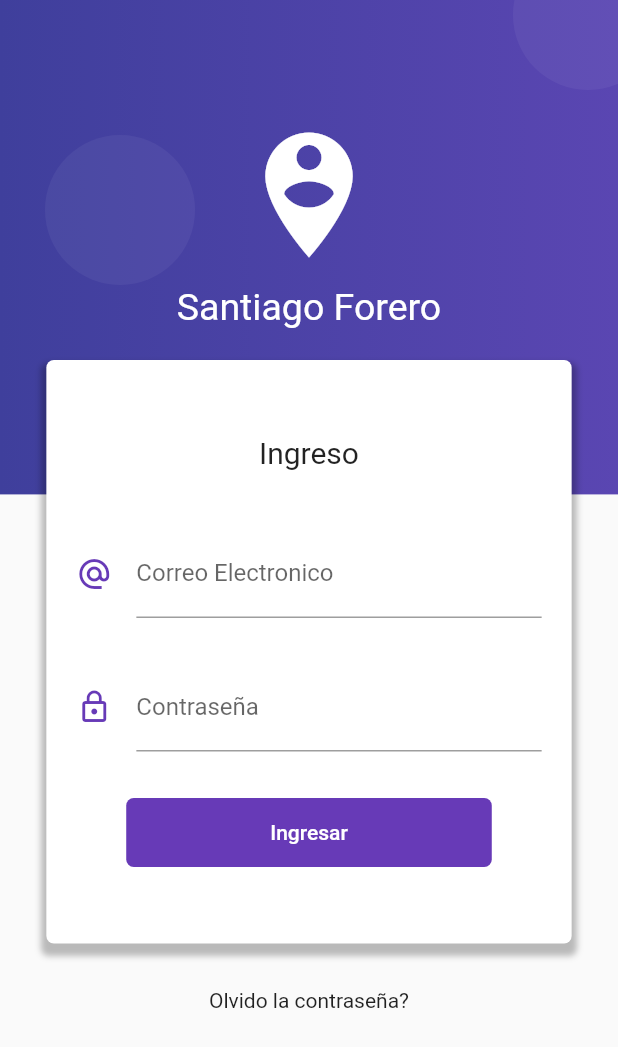
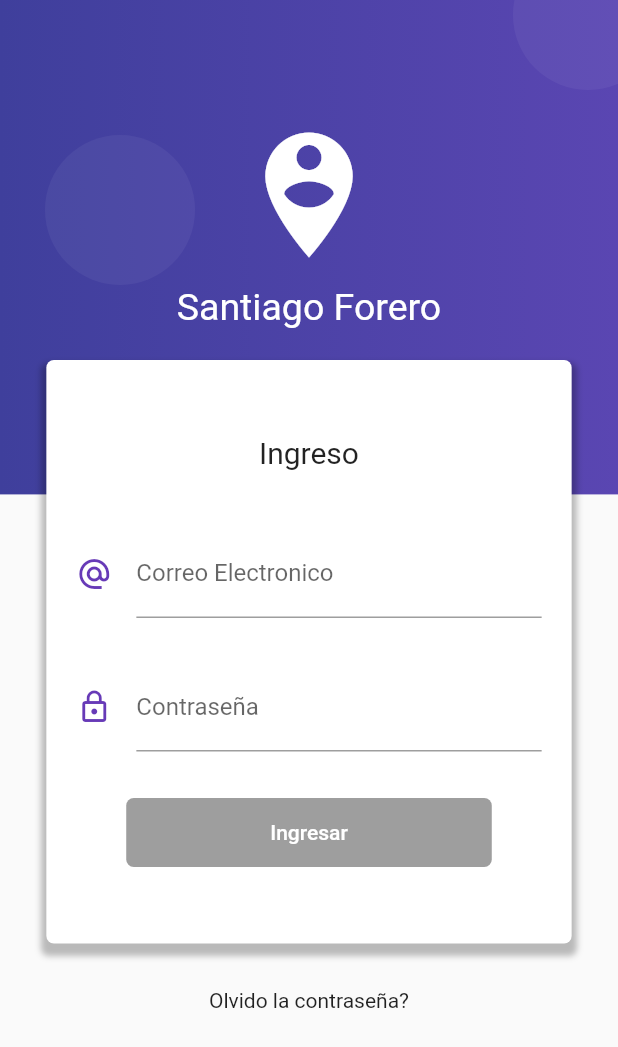
Before and after one commit to dasafodev/flutter-course, a Flutter app: the screen it shows after launch, on a phone screen of 412 x 824 dp. Shown: the top 1047 px of the screen. Run offline on Flutter 3.47's test engine with Material 2 defaults, Android fonts, the phone set to English and light mode, and no system bars; our stand-ins replace flutter_map, flutter_swiper, latlong, rxdart, shared_preferences, sqflite; missing offline and left inert: barcode_scan; accounts and stored records are empty.

Commit message:
form_validation finished | Section 12 (CRUD) started

```diff
--- a/form_validation/lib/src/bloc/login_bloc.dart
+++ b/form_validation/lib/src/bloc/login_bloc.dart
@@ -1,20 +1,38 @@
 import 'dart:async';
 
 import 'package:form_validation/src/bloc/validators.dart';
+import 'package:rxdart/rxdart.dart';
 
 class LoginBloc with Validators{
 
-  final _emailController = StreamController<String>.broadcast();
-  final _passwordController = StreamController<String>.broadcast();
+  //Si queremos trabajar con Rxdart no podemos usar StreamController, ya que no los reconoce
+  //para eso usamos BehaviorSubject
+  // final _emailController = StreamController<String>.broadcast();
+  // final _passwordController = StreamController<String>.broadcast();
+
+
+  final _emailController = BehaviorSubject<String>();
+  final _passwordController = BehaviorSubject<String>();
+
+
+
 
   //Obtener datos del stream
   Stream<String> get emailStream => _emailController.stream.transform(emailValidator);
   Stream<String> get passwordStream => _passwordController.stream.transform(passwordValidator);
 
+  Stream<bool> get formValidEmail =>
+    Rx.combineLatest2(emailStream, passwordStream, (a, b) => true);
+
 
   //Insertar valores
   Function(String) get changeEmail => _emailController.sink.add;
   Function(String) get changePassword => _passwordController.sink.add;
+
+
+  //Obtener ultimo valor ingresado a los streams
+  String get email => _emailController.value;
+  String get password => _passwordController.value;
 
   dispose(){
     _emailController?.close();
--- a/form_validation/lib/src/bloc/provider.dart
+++ b/form_validation/lib/src/bloc/provider.dart
@@ -4,10 +4,22 @@ import 'login_bloc.dart';
 
 class Provider extends InheritedWidget {
 
+  static Provider _instance;
+
+  factory Provider({Key key, Widget child}){
+
+    if(_instance == null){
+      _instance = new Provider._(key: key , child: child);
+    }
+    return _instance;
+  }
+
   final loginBloc = LoginBloc();
 
-  Provider({Key key, Widget child})
-    :super(key:key,child:child);
+  Provider._({Key key, Widget child})
+      :super(key:key,child:child);
+  // Provider({Key key, Widget child})
+  //   :super(key:key,child:child);
 
   @override
   bool updateShouldNotify(InheritedWidget oldWidget) => true;
--- a/form_validation/lib/src/pages/login_page.dart
+++ b/form_validation/lib/src/pages/login_page.dart
@@ -118,7 +118,7 @@ class LoginPage extends StatelessWidget {
                 SizedBox(
                   height: 30.0,
                 ),
-                _createButton(),
+                _createButton(bloc),
               ],
             ),
           ),
@@ -148,8 +148,7 @@ class LoginPage extends StatelessWidget {
                   hintText: 'ejemplo@correo.com',
                   labelText: 'Correo Electronico',
                   counterText: snapshot.data,
-                errorText: snapshot.error
-              )),
+                  errorText: snapshot.error)),
         );
       },
     );
@@ -175,15 +174,30 @@ class LoginPage extends StatelessWidget {
         });
   }
 
-  Widget _createButton() {
+  Widget _createButton(LoginBloc bloc) {
+    return StreamBuilder(
+      stream: bloc.formValidEmail,
+      builder: (BuildContext context, AsyncSnapshot snapshot) {
         return RaisedButton(
             child: Container(
                 padding: EdgeInsets.symmetric(horizontal: 80.0, vertical: 15.0),
                 child: Text('Ingresar')),
-        shape: RoundedRectangleBorder(borderRadius: BorderRadius.circular(5.0)),
+            shape: RoundedRectangleBorder(
+                borderRadius: BorderRadius.circular(5.0)),
             elevation: 0.0,
             color: Colors.deepPurple,
             textColor: Colors.white,
-        onPressed: () {});
+            onPressed: snapshot.hasData?()=>_login(bloc,context):null,
+            );
+      },
+    );
+  }
+
+  _login(LoginBloc bloc,BuildContext context){
+    print('==========');
+    print('email:${bloc.email}');
+    print('Password:${bloc.password}');
+    print('==========');
+    Navigator.pushReplacementNamed (context, 'home');
   }
 }
--- a/form_validation/pubspec.yaml
+++ b/form_validation/pubspec.yaml
@@ -28,6 +28,7 @@ dependencies:
   # The following adds the Cupertino Icons font to your application.
   # Use with the CupertinoIcons class for iOS style icons.
   cupertino_icons: ^0.1.3
+  rxdart: ^0.24.1
 
 dev_dependencies:
   flutter_test:
```
Also changed, not shown: form_validation/lib/src/pages/home_page.dart (+13 -1 lines), form_validation/pubspec.lock. Lines whose indentation alone changed are shown as unchanged.
